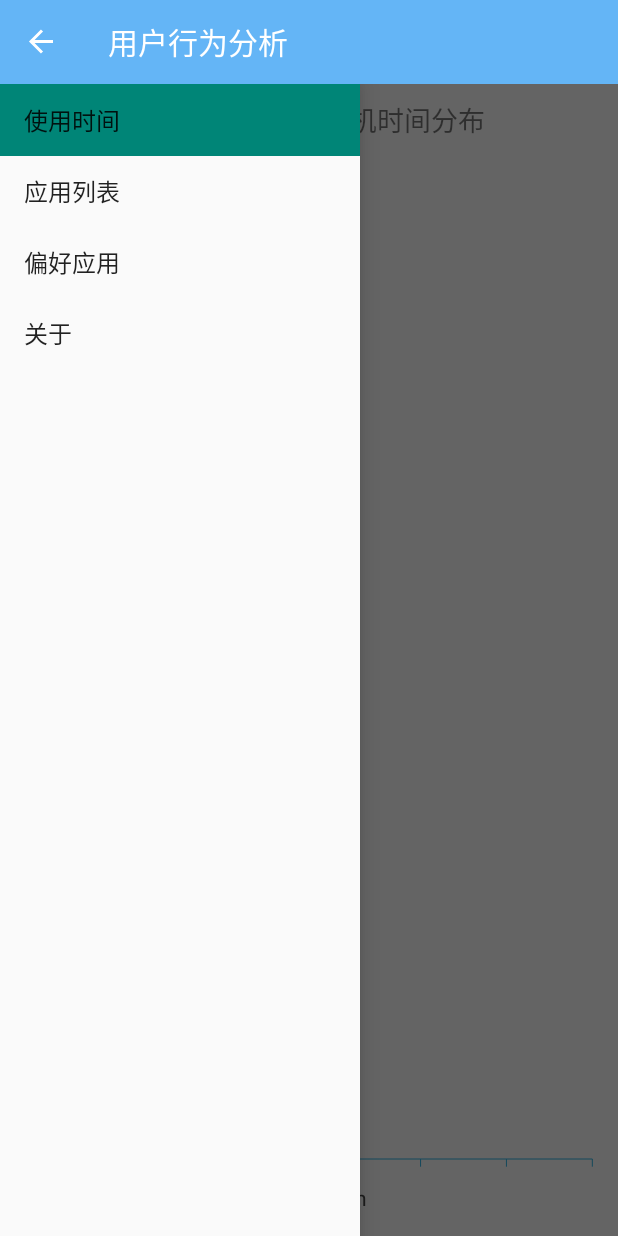
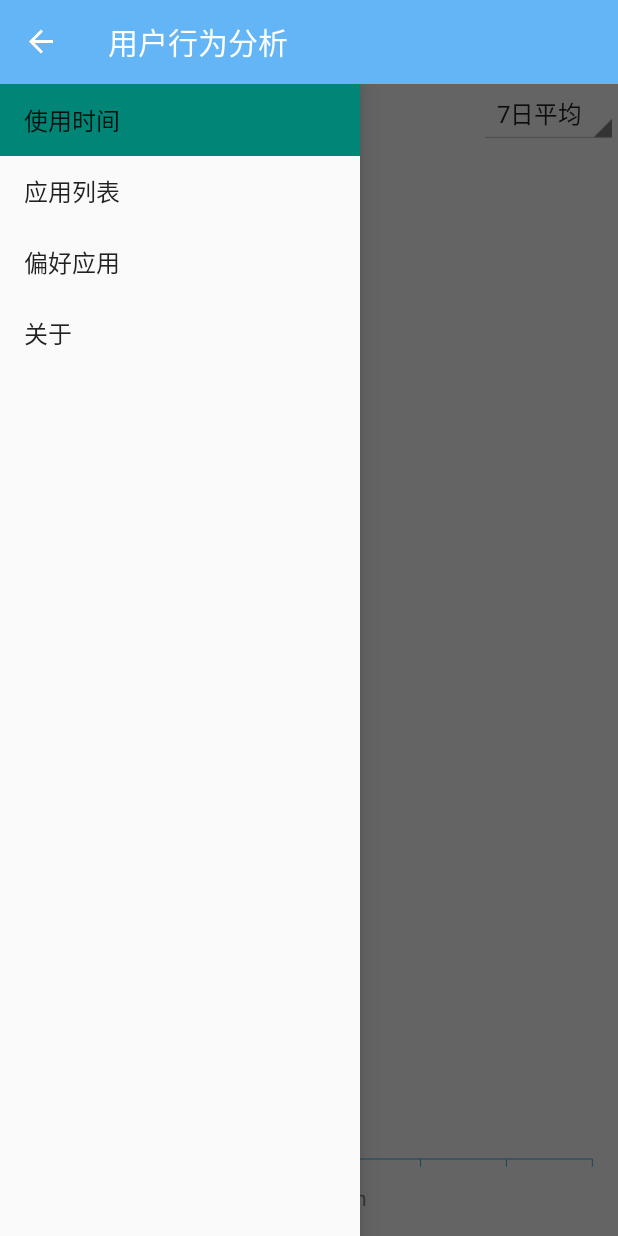
Before and after one commit to qwordy/Meet, an Android app: the ActiveTimeFragment screen opened directly, with no data from a screen before it, on a phone screen of 412 x 824 dp. Run offline under Robolectric (Android 15) with nearby library versions, the phone set to English and light mode, and no system bars; 1 statement that could not run was skipped.

Commit message:
Modify ActiveTimeData

```diff
--- a/code/Meet/meet/src/main/java/sjtu/se/Ubma/ActiveTimeData.java
+++ b/code/Meet/meet/src/main/java/sjtu/se/Ubma/ActiveTimeData.java
@@ -2,7 +2,7 @@ package sjtu.se.Ubma;
 
 import android.util.Log;
 
-import java.io.Serializable;
+import java.io.*;
 import java.util.Arrays;
 import java.util.Calendar;
 
@@ -11,21 +11,62 @@ import java.util.Calendar;
  * ActiveTimeData
  */
 
-public class ActiveTimeData implements Serializable {
-	private int size;	// actual size
-	private int sampleSize;
+public class ActiveTimeData {
+
 	private int tail;	// tail position
+
 	private int tailDay;
-	private final int MAX = 30;
-	private double[][] times = new double[MAX][24];	// in ms
 
+	private int[][] times = new int[7][24];	// in ms
+
+	private double[] ansTimes = new double[24];
+
+	/**
+	 * Construct an instance from storage or construct a new instance.
+	 */
 	public ActiveTimeData() {
-		size = 1;
-		tail = 0;
+		File file = Environment.activeTimeFile;
+		if (file.exists()) {
+			try {
+				DataInputStream input = new DataInputStream(
+						new BufferedInputStream(new FileInputStream(file)));
+				tail = input.readInt();
+				tailDay = input.readInt();
+				for (int i = 0; i < 7; i++)
+					for (int j = 0; j < 24; j++)
+						times[i][j] = input.readInt();
+				input.close();
+			} catch (Exception e) {
+				Log.d("Meet", "new ActiveTimeData fail");
+				e.printStackTrace();
+			}
+		} else {
+			tailDay = Calendar.getInstance().get(Calendar.DAY_OF_MONTH);
+			writeInstance();
+		}
 	}
 
-	public void setSampleSize(int sampleSize) {
-		this.sampleSize = sampleSize;
+	/**
+	 * Write the instance to storage.
+	 * @return 0 if sucess.
+	 */
+	public int writeInstance() {
+		try {
+			File file = Environment.activeTimeFile;
+			DataOutputStream output = new DataOutputStream(
+					new BufferedOutputStream(new FileOutputStream(file)));
+			output.writeInt(tail);
+			output.writeInt(tailDay);
+			for (int i = 0; i < 7; i++)
+				for (int j = 0; j < 24; j++)
+					output.writeInt(times[i][j]);
+			output.close();
+			return 0;
+		} catch (Exception e) {
+			Log.d("Meet", "writeInstance fail");
+			e.printStackTrace();
+			return 1;
+		}
 	}
 
 	public void addTime(Calendar begin, Calendar end) {
@@ -42,7 +83,7 @@ public class ActiveTimeData implements Serializable {
 		if (day1 != tailDay) {
 			tailDay = day1;
 			tail++;
-			if (tail == MAX) tail = 0;
+			if (tail == 7) tail = 0;
 			Arrays.fill(times[tail], 0);
 		}
 		if (day0 == day1) {
@@ -74,30 +115,39 @@ public class ActiveTimeData implements Serializable {
 				calendar.get(Calendar.MILLISECOND);
 	}
 
-	// Return average active time in minite
+	/**
+	 * @return Average active time in minite
+	 */
 	public double[] averageActiveTime() {
-		int i, j, n, count, hour;
-		double averageTimes[] = new double[24];
+		int i, j, hour;
 
-		n = Math.min(size, sampleSize);
-		count = 0;
-		i = tail;
-		while (count < n) {
+		Arrays.fill(ansTimes, 0);
+
+		for (i = 0; i < 7; i++)
 			for (j = 0; j < 24; j++)
-				averageTimes[j] += times[i][j];
-			count++;
-			i--;
-			if (i < 0) i = MAX - 1;
-		}
+				ansTimes[j] += times[i][j];
+
 		Calendar calendar = Calendar.getInstance();
 		hour = calendar.get(Calendar.HOUR_OF_DAY);
-		for (i = 0; i < hour; i++)
-			averageTimes[i] = averageTimes[i] / n / 60000;
-		for (i = hour; i < 24; i++)
-			averageTimes[i] = averageTimes[i] / (n - 1) / 60000;
+		for (i = 0; i <= hour; i++)
+			ansTimes[i] = ansTimes[i] / 7.0 / 60000;
+		for (i = hour + 1; i < 24; i++)
+			ansTimes[i] = ansTimes[i] / 6.0 / 60000;
 
-		Log.d("Meet", Arrays.toString(averageTimes));
-		return averageTimes;
+		Log.d("Meet", Arrays.toString(ansTimes));
+		return ansTimes;
 	}
 
+	/**
+	 * @param dayBefore Number of days before today (0 <= day <= 6).
+	 * @return Active time on the day
+	 */
+	public double[] dayActiveTime(int dayBefore) {
+		int i, p;
+		p = tail - dayBefore;
+		if (p < 0) p += 7;
+		for (i = 0; i < 24; i++)
+			ansTimes[i] = times[p][i] / 60000.0;
+		return ansTimes;
+	}
 }
--- a/code/Meet/meet/src/main/java/sjtu/se/Ubma/ActiveTimeFragment.java
+++ b/code/Meet/meet/src/main/java/sjtu/se/Ubma/ActiveTimeFragment.java
@@ -8,6 +8,8 @@ import android.util.Log;
 import android.view.LayoutInflater;
 import android.view.View;
 import android.view.ViewGroup;
+import android.widget.AdapterView;
+import android.widget.Spinner;
 import sjtu.se.Meet.R;
 
 /**
@@ -16,6 +18,8 @@ import sjtu.se.Meet.R;
  */
 
 public class ActiveTimeFragment extends Fragment {
+	LineChartView mLineChartView;
+
 	@Override
 	public void onCreate(@Nullable Bundle savedInstanceState) {
 		super.onCreate(savedInstanceState);
@@ -29,6 +33,29 @@ public class ActiveTimeFragment extends Fragment {
 	}
 
 	@Override
+	public void onActivityCreated(@Nullable Bundle savedInstanceState) {
+		super.onActivityCreated(savedInstanceState);
+
+		View view = getView();
+		if (view == null) return;
+		mLineChartView = (LineChartView) view.findViewById(R.id.lineChartView);
+		Spinner spinner = (Spinner) view.findViewById(R.id.spinner);
+		spinner.setOnItemSelectedListener(new AdapterView.OnItemSelectedListener() {
+			@Override
+			public void onItemSelected(AdapterView<?> parent, View view, int position, long id) {
+				Log.d("Meet", String.valueOf(position));
+				mLineChartView.whichDay = position - 1;
+				mLineChartView.invalidate();
+			}
+
+			@Override
+			public void onNothingSelected(AdapterView<?> parent) {
+
+			}
+		});
+	}
+
+	@Override
 	public void onAttach(Activity activity) {
 		super.onAttach(activity);
 		((UbmaDrawerActivity)activity).setTitle(getString(R.string.title_section1));
--- a/code/Meet/meet/src/main/java/sjtu/se/Ubma/Environment.java
+++ b/code/Meet/meet/src/main/java/sjtu/se/Ubma/Environment.java
@@ -1,5 +1,6 @@
 package sjtu.se.Ubma;
 
+import java.io.File;
 import java.util.List;
 
 /**
@@ -15,7 +16,9 @@ public class Environment {
 
 	private static UserBehaviourSummary userBehaviourSummary;
 
-	private static String activeTimeFilePath;
+	public static File activeTimeFile;
+
+	public static ActiveTimeData activeTimeData;
 
 	public static void setAiList(List<AppInfo> aiList) {
 		Environment.aiList = aiList;
--- a/code/Meet/meet/src/main/java/sjtu/se/Ubma/LineChartView.java
+++ b/code/Meet/meet/src/main/java/sjtu/se/Ubma/LineChartView.java
@@ -20,9 +20,19 @@ import java.io.ObjectInputStream;
  */
 
 public class LineChartView extends View {
+
 	private Paint paint;
-	private final int textColor = Color.DKGRAY;
+
+	/**
+	 * 0 for today, 1 for yesterday, ..., 6 for 6 days ago.
+	 * -1 for average.
+	 */
+	public int whichDay;
+
+	private final int textColor = Color.GRAY;
+
 	private final int chartColor = 0xff33b5e5;
+
 	private final int backgroundColor = 0xfffafafa;
 
 	public LineChartView(Context context) {
@@ -46,7 +56,7 @@ public class LineChartView extends View {
 	protected void onDraw(Canvas canvas) {
 		int height, width, i;
 
-		//Log.d("Meet", "draw");
+		Log.d("Meet", "draw");
 		super.onDraw(canvas);
 		canvas.drawColor(backgroundColor);
 		height = getHeight();
@@ -103,9 +113,9 @@ public class LineChartView extends View {
 				paint);
 
 		// Prepare data
-		double[] data = new double[]{0, 0, 0, 0, 0, 0, 0, 0, 0, 0, 0, 0,
-				15, 21, 5, 2, 0, 0, 13, 15, 14, 0, 0, 0};
-		//double[] data = prepareData();
+		//double[] data = new double[]{0, 0, 0, 0, 0, 0, 0, 0, 0, 0, 0, 0,
+		//		15, 21, 5, 2, 0, 0, 13, 15, 14, 0, 0, 0};
+		double[] data = prepareData();
 
 		// Draw line chart
 		paint.setColor(chartColor);
@@ -119,19 +129,12 @@ public class LineChartView extends View {
 	}
 
 	private double[] prepareData() {
-		ActiveTimeData activeTimeData = null;
-		try {
-			ObjectInputStream input = new ObjectInputStream(
-					new FileInputStream(new File(getContext().getFilesDir(), "activeTimeData")));
-			activeTimeData = (ActiveTimeData) input.readObject();
-			input.close();
-		} catch (Exception e) {
-			Log.d("Meet", "prepareData error");
-			e.printStackTrace();
-		}
+		ActiveTimeData activeTimeData = Environment.activeTimeData;
 		if (activeTimeData == null)
-			return new double[24];
+			activeTimeData = new ActiveTimeData();
+		if (whichDay == -1)
+			return activeTimeData.averageActiveTime();
 		else
-			return activeTimeData.averageActiveTime();
+			return activeTimeData.dayActiveTime(whichDay);
 	}
 }
--- a/code/Meet/meet/src/main/res/layout/fragment_active_time.xml
+++ b/code/Meet/meet/src/main/res/layout/fragment_active_time.xml
@@ -3,15 +3,26 @@
 			  android:layout_width="match_parent"
 			  android:layout_height="match_parent"
 			  android:orientation="vertical">
-	<TextView android:layout_width="match_parent"
-			  android:layout_height="wrap_content"
-			  android:text="@string/active_time_distribution"
-			  android:textSize="18dp"
-			  android:gravity="center"
-			  android:paddingTop="10dp"
-			  android:background="@color/background_material_light"
-	/>
+	<LinearLayout android:layout_width="match_parent"
+				  android:layout_height="40dp"
+				  android:orientation="horizontal">
+		<TextView android:layout_width="0dp"
+				  android:layout_height="match_parent"
+				  android:text="@string/active_time_distribution"
+				  android:textSize="16dp"
+				  android:gravity="center_vertical"
+				  android:padding="10dp"
+				  android:layout_weight="1"
+				  android:background="@color/background_material_light"/>
+		<Spinner android:id="@+id/spinner"
+				 android:layout_width="wrap_content"
+				 android:layout_height="match_parent"
+				 android:gravity="center"
+				 android:entries="@array/activeTimeType"
+				 style="@android:style/Widget.Holo.Light.Spinner"/>
+	</LinearLayout>
 	<sjtu.se.Ubma.LineChartView
+			android:id="@+id/lineChartView"
 			android:layout_width="match_parent"
 			android:layout_height="match_parent"
 	/>
--- a/code/Meet/meet/src/main/res/layout/fragment_app_list.xml
+++ b/code/Meet/meet/src/main/res/layout/fragment_app_list.xml
@@ -13,11 +13,12 @@
 			  android:entries="@array/appType"
 			  style="@android:style/Widget.Holo.Light.Spinner"/>
 		<TextView android:id="@+id/appListText"
-				  android:layout_width="match_parent"
+				  android:layout_width="0dp"
 				  android:layout_height="match_parent"
 				  android:text="@string/loading"
 				  android:gravity="center|end"
-				  android:padding="5dp"/>
+				  android:layout_weight="1"
+				  android:padding="10dp"/>
 	</LinearLayout>
 
 	<ListView android:id="@+id/appListView"
--- a/code/Meet/meet/src/main/res/values/arrays.xml
+++ b/code/Meet/meet/src/main/res/values/arrays.xml
@@ -4,4 +4,14 @@
 		<item>所有应用</item>
 		<item>用户应用</item>
 	</string-array>
+	<string-array name="activeTimeType">
+		<item>7日平均</item>
+		<item>今日</item>
+		<item>昨日</item>
+		<item>2日前</item>
+		<item>3日前</item>
+		<item>4日前</item>
+		<item>5日前</item>
+		<item>6日前</item>
+	</string-array>
 </resources>
--- a/code/Meet/meet/src/main/res/values/strings.xml
+++ b/code/Meet/meet/src/main/res/values/strings.xml
@@ -50,7 +50,7 @@
 	<string name="title_activity_all_apps">All apps</string>
 	<string name="loading">获取中..</string>
 	<string name="title_activity_active_time">Active time</string>
-	<string name="active_time_distribution">用户日平均使用手机时间分布</string>
+	<string name="active_time_distribution">用户使用手机时间分布</string>
 	<string name="title_activity_ubma_drawer">UbmaDrawerActivity</string>
 
 	<string name="ubma_title">用户行为分析</string>
```
Also changed, not shown: code/Meet/meet/src/main/java/sjtu/se/Ubma/MonitorService.java (+5 -27 lines).
